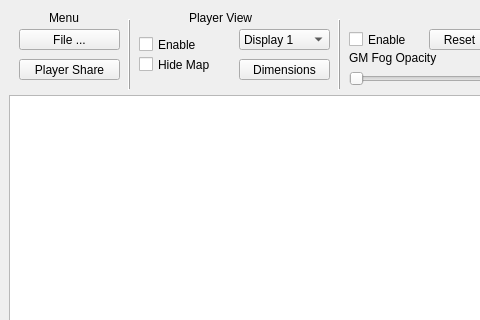
Above: arcaneatlas/mainwindow.ui from EricEngineering/ArcaneAtlas before the change; both pictures show x 0 to 480 and y 0 to 320 of the 1302 by 767 pixel window. Below: the same form after it.
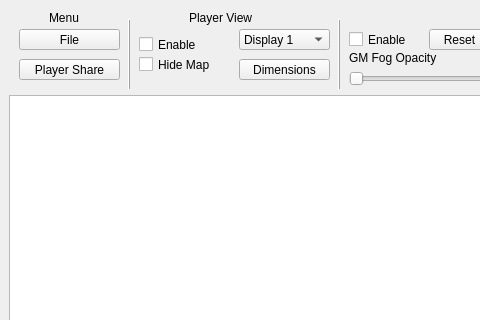
That is the form after the change. Custom widgets are drawn as their Qt base class.

Patch:
```diff
--- a/arcaneatlas/mainwindow.ui
+++ b/arcaneatlas/mainwindow.ui
@@ -313,7 +313,7 @@
           </rect>
          </property>
          <property name="text">
-          <string>File ...</string>
+          <string>File</string>
          </property>
         </widget>
         <widget class="QLabel" name="label_4">
```
